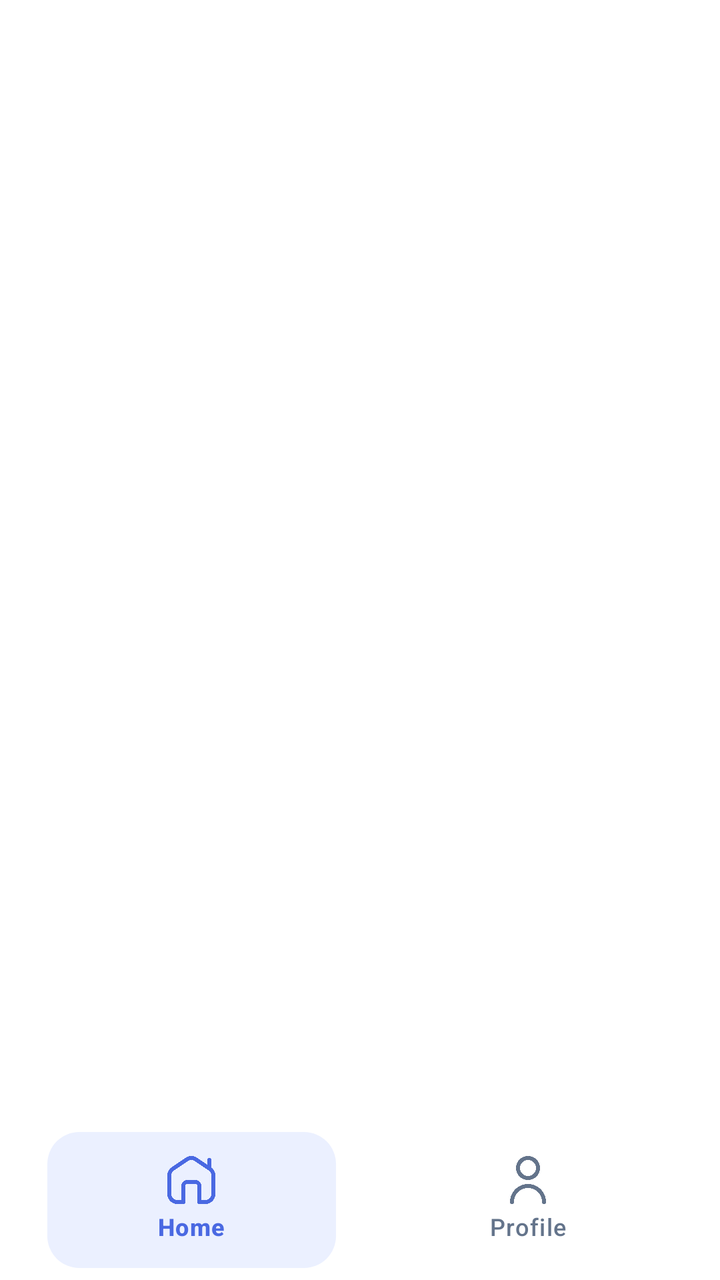
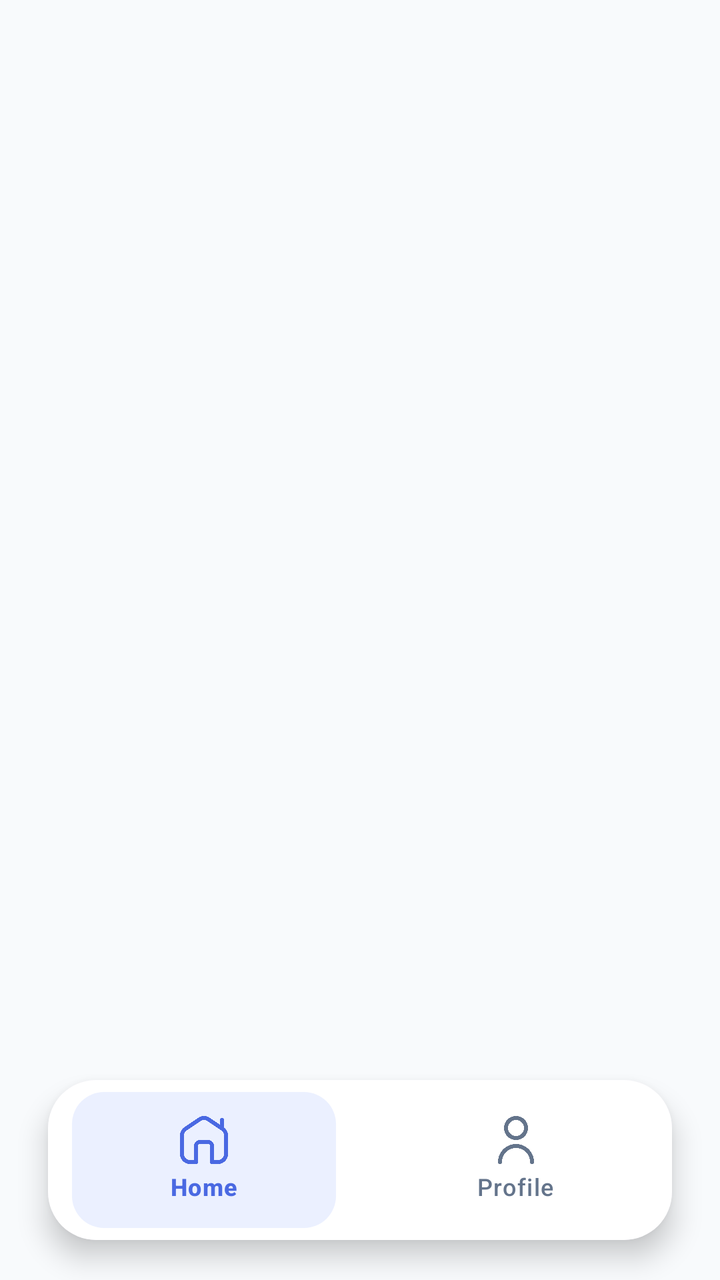

The first picture is an Android layout as it rendered before a commit; the second is the same layout after the commit. The layout source and the unified diff follow.
<!-- AndroidManifest.xml: application theme Theme.BkNova -->
<!-- res/layout/activity_halaman_siswa.xml -->
<?xml version="1.0" encoding="utf-8"?>
<RelativeLayout xmlns:android="http://schemas.android.com/apk/res/android"
    xmlns:app="http://schemas.android.com/apk/res-auto"
    xmlns:tools="http://schemas.android.com/tools"
    android:id="@+id/main"
    android:layout_width="match_parent"
    android:layout_height="match_parent"
    tools:context=".activity.halaman_siswa_Activity">

    <FrameLayout
        android:id="@+id/fragment_container"
        android:layout_width="match_parent"
        android:layout_height="match_parent"
        android:layout_above="@id/bottom_navigation" />

    <com.google.android.material.bottomnavigation.BottomNavigationView
        android:id="@+id/bottom_navigation"
        android:layout_width="match_parent"
        android:layout_height="wrap_content"
        android:layout_alignParentBottom="true"
        android:background="@color/white"
        app:elevation="8dp"
        app:itemIconTint="@color/nav_item_color_state"
        app:itemTextColor="@color/nav_item_color_state"
        app:itemRippleColor="@android:color/transparent"
        app:itemBackground="@drawable/nav_item_background"
        app:itemActiveIndicatorStyle="@null"
        app:labelVisibilityMode="labeled"
        app:menu="@menu/bottom_navigation" />

</RelativeLayout>
<!-- resources referenced by this layout -->
<resources>
  <color name="white">#FFFFFFFF</color>
  <!-- drawable nav_item_background (drawable) -->
  <?xml version="1.0" encoding="utf-8"?>
  <selector xmlns:android="http://schemas.android.com/apk/res/android">
      <item android:state_checked="true">
          <inset android:insetLeft="12dp" android:insetRight="12dp" android:insetTop="6dp" android:insetBottom="6dp">
              <shape android:shape="rectangle">
                  <solid android:color="@color/blue_light" />
                  <corners android:radius="16dp" />
              </shape>
          </inset>
      </item>
      <item android:drawable="@android:color/transparent" android:state_checked="false" />
  </selector>
  <style name="Theme.BkNova" parent="Base.Theme.BkNova" />
  <color name="blue_light">#EBF0FF</color>
  <style name="Base.Theme.BkNova" parent="Theme.Material3.Light.NoActionBar">
          
          
          <item name="android:windowBackground">@color/white</item>
      </style>
</resources>

<!-- the commit's change to res/layout/activity_halaman_siswa.xml (unified diff, before → after) -->
@@ -5,27 +5,40 @@
     android:id="@+id/main"
     android:layout_width="match_parent"
     android:layout_height="match_parent"
+    android:background="@color/background_gray"
     tools:context=".activity.halaman_siswa_Activity">
 
     <FrameLayout
         android:id="@+id/fragment_container"
         android:layout_width="match_parent"
         android:layout_height="match_parent"
-        android:layout_above="@id/bottom_navigation" />
+        android:layout_above="@id/bottom_nav_container" />
 
-    <com.google.android.material.bottomnavigation.BottomNavigationView
-        android:id="@+id/bottom_navigation"
+    <com.google.android.material.card.MaterialCardView
+        android:id="@+id/bottom_nav_container"
         android:layout_width="match_parent"
         android:layout_height="wrap_content"
         android:layout_alignParentBottom="true"
-        android:background="@color/white"
-        app:elevation="8dp"
-        app:itemIconTint="@color/nav_item_color_state"
-        app:itemTextColor="@color/nav_item_color_state"
-        app:itemRippleColor="@android:color/transparent"
-        app:itemBackground="@drawable/nav_item_background"
-        app:itemActiveIndicatorStyle="@null"
-        app:labelVisibilityMode="labeled"
-        app:menu="@menu/bottom_navigation" />
+        android:layout_marginStart="24dp"
+        android:layout_marginEnd="24dp"
+        android:layout_marginBottom="20dp"
+        app:cardCornerRadius="24dp"
+        app:cardElevation="8dp"
+        app:strokeWidth="0dp">
+
+        <com.google.android.material.bottomnavigation.BottomNavigationView
+            android:id="@+id/bottom_navigation"
+            android:layout_width="match_parent"
+            android:layout_height="wrap_content"
+            android:background="@color/white"
+            app:itemIconTint="@color/nav_item_color_state"
+            app:itemTextColor="@color/nav_item_color_state"
+            app:itemRippleColor="@android:color/transparent"
+            app:itemBackground="@drawable/nav_item_background"
+            app:itemActiveIndicatorStyle="@null"
+            app:labelVisibilityMode="labeled"
+            app:menu="@menu/bottom_navigation" />
+
+    </com.google.android.material.card.MaterialCardView>
 
 </RelativeLayout>
<!-- resource entries referenced after the edit -->
@@ -1,5 +1,6 @@
 <!-- resources referenced by this layout -->
 <resources>
+  <color name="background_gray">#F8FAFC</color>
   <color name="white">#FFFFFFFF</color>
   <!-- drawable nav_item_background (drawable) -->
   <?xml version="1.0" encoding="utf-8"?>
